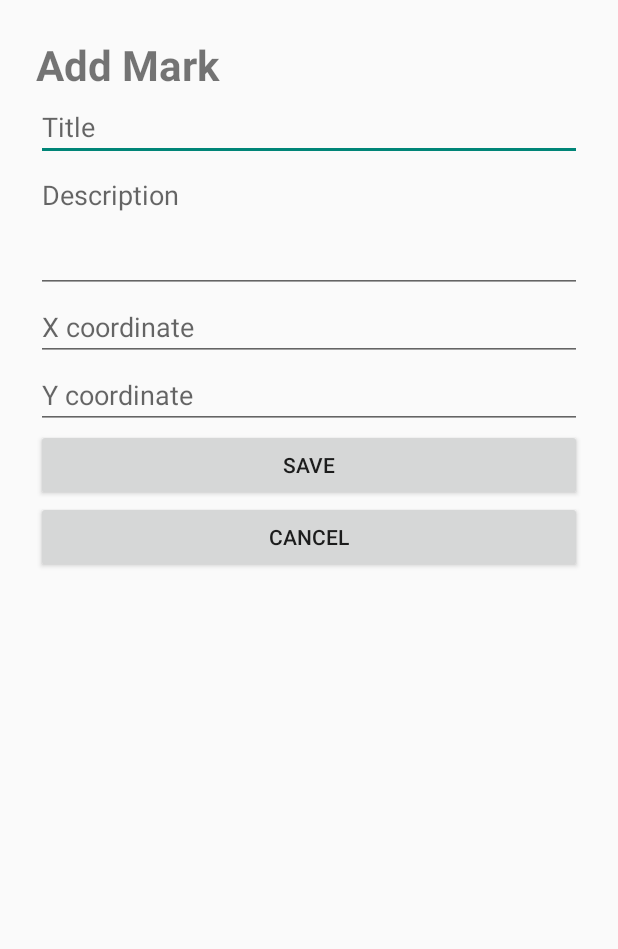
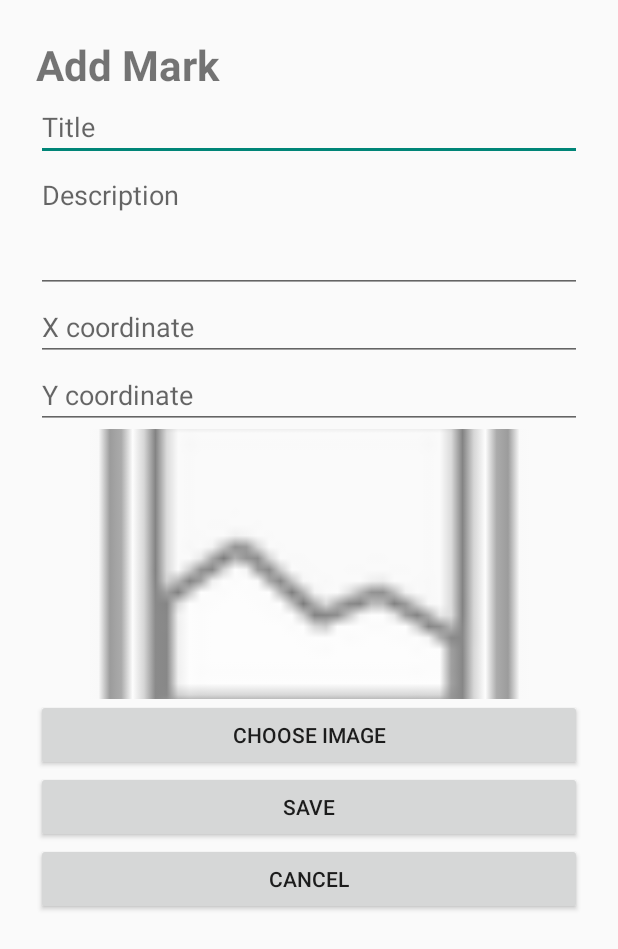
Before and after one commit to harryoshea20107680/Placemark-HarryOShea-20107680, an Android app built with Jetpack Compose: the AddEditActivity screen opened directly, with no data from a screen before it, on a phone screen of 412 x 824 dp. Shown: the top 949 px of the screen. Run offline under Robolectric (Android 15) with nearby library versions, the phone set to English and light mode, and no system bars; our stand-ins replace Timber.

Commit message:
feat: implement image picker and placemark validation (Lab 5)

```diff
--- a/app/src/main/java/org/wit/placemark/models/PlacemarkMemStore.kt
+++ b/app/src/main/java/org/wit/placemark/models/PlacemarkMemStore.kt
@@ -13,11 +13,15 @@ class PlacemarkMemStore : PlacemarkStore {
     }
 
     override fun create(placemark: PlacedMark) {
+        placemark.validate()
         placemark.id = lastId.incrementAndGet()
         placemarks.add(placemark)
     }
 
+
     override fun update(placemark: PlacedMark): Boolean {
+        placemark.validate()
+
         val foundPlacemark = findOne(placemark.id)
 
         return if (foundPlacemark != null) {
@@ -25,11 +29,13 @@ class PlacemarkMemStore : PlacemarkStore {
             foundPlacemark.desc = placemark.desc
             foundPlacemark.x = placemark.x
             foundPlacemark.y = placemark.y
+            foundPlacemark.imageUri = placemark.imageUri
             true
         } else {
             false
         }
     }
+
 
     override fun delete(id: Long): Boolean {
         val foundPlacemark = findOne(id)
--- a/app/src/main/res/layout/activity_add_edit.xml
+++ b/app/src/main/res/layout/activity_add_edit.xml
@@ -53,6 +53,23 @@
             android:hint="Y coordinate"
             android:inputType="numberDecimal|numberSigned" />
 
+
+        <ImageView
+            android:id="@+id/imageViewAdd"
+            android:layout_width="match_parent"
+            android:layout_height="180dp"
+            android:scaleType="centerCrop"
+            android:adjustViewBounds="true"
+            android:contentDescription="Selected placemark image"
+            android:src="@android:drawable/ic_menu_gallery" />
+
+        <Button
+            android:id="@+id/imagePickButton"
+            android:layout_width="match_parent"
+            android:layout_height="wrap_content"
+            android:text="Choose Image" />
+
+
         <Button
             android:id="@+id/saveButton"
             android:layout_width="match_parent"
--- a/gradle/libs.versions.toml
+++ b/gradle/libs.versions.toml
@@ -1,5 +1,5 @@
 [versions]
-agp = "9.4.0"
+agp = "9.4.1"
 coreKtx = "1.19.0"
 junit = "4.13.2"
 junitVersion = "1.3.0"
```
Also changed, not shown: app/src/main/java/org/wit/placemark/AddEditActivity.kt (+74 -9 lines), app/src/main/java/org/wit/placemark/PlacedMarkAdapter.kt (+16 -1 lines), app/src/main/java/org/wit/placemark/models/PlacemarkModel.kt (+18 -9 lines), app/src/main/res/layout/item_placed_mark.xml (+9 -0 lines).
